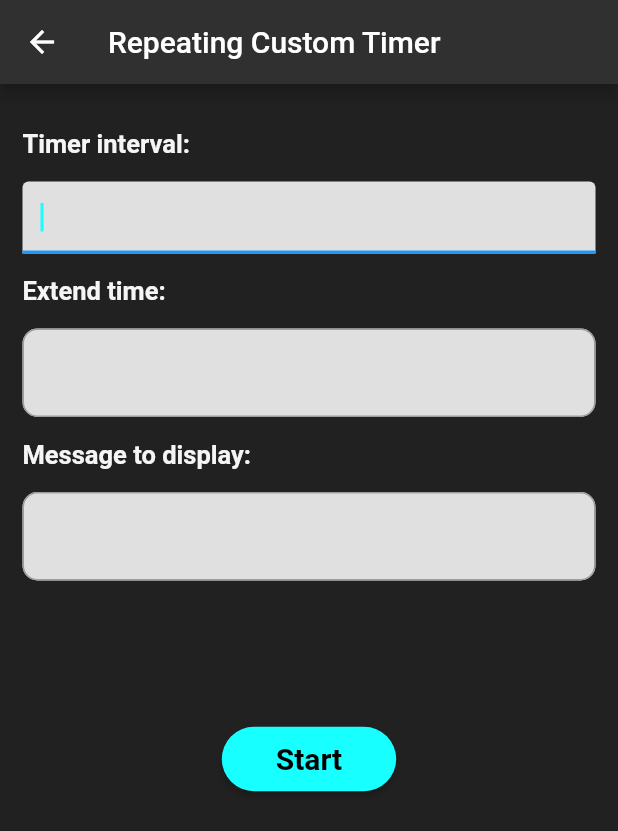
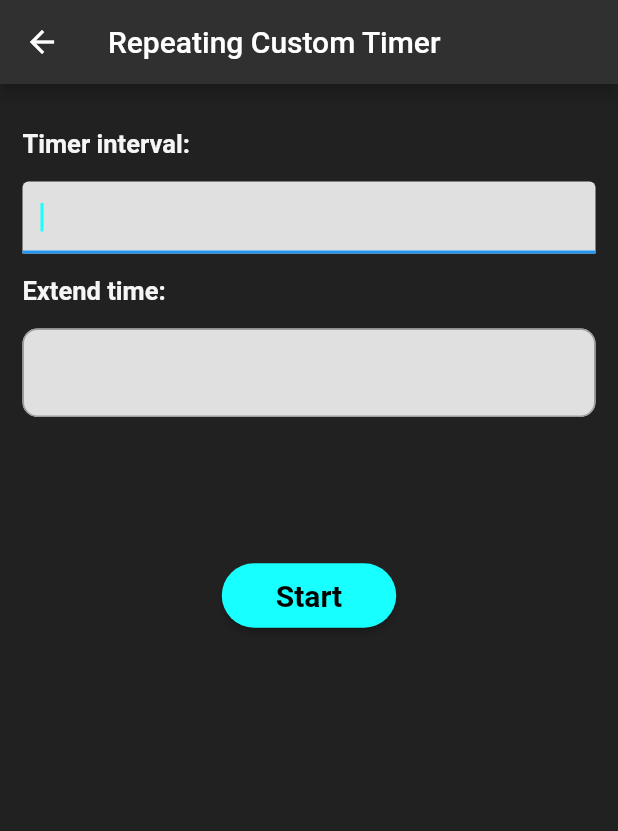
Before and after one commit to rt-terror/custom-snooze-alarm, a Flutter app: the SettingsForm screen opened by its route, on a phone screen of 412 x 824 dp. Shown: the top 831 px of the screen. Run offline on Flutter 3.47's test engine with Material 2 defaults, Android fonts, the phone set to English and light mode, and no system bars; missing offline and left inert: screen.

Commit message:
Remove custom text from settings form

```diff
--- a/lib/settings_form.dart
+++ b/lib/settings_form.dart
@@ -148,35 +148,35 @@ App icons made by Smashicons www.flaticon.com is licensed by CC 3.0 BY
                     },
                   ),
                 ),
-                Row(
-                  children: <Widget>[
-                    SizedBox(width: 15),
-                    Text("Message to display:", style: TextStyle(fontSize: 17, fontWeight: FontWeight.bold, color: Colors.grey[100])),
-                  ],
-                ),
-                Padding(
-                  padding: EdgeInsets.all(15),
-                  child:  TextFormField(
-                    cursorColor: Colors.cyanAccent,
-                    style: TextStyle(color: Colors.black),
-                    controller: messageController,
-                    focusNode: messageFocus,
-                    textInputAction: TextInputAction.done,
-                    onFieldSubmitted: (_) => startCounter(),
-                    decoration: InputDecoration(
-                        filled: true,
-                        fillColor: Colors.grey[300],
-                        enabledBorder: OutlineInputBorder(
-                            borderRadius: BorderRadius.all(
-                                Radius.circular(10)
-                            ),
-                            borderSide: BorderSide(
-                                color: Colors.grey
-                            )
-                        )
-                    ),
-                  )
-                ),
+                // Row(
+                //   children: <Widget>[
+                //     SizedBox(width: 15),
+                //     Text("Message to display:", style: TextStyle(fontSize: 17, fontWeight: FontWeight.bold, color: Colors.grey[100])),
+                //   ],
+                // ),
+                // Padding(
+                //   padding: EdgeInsets.all(15),
+                //   child:  TextFormField(
+                //     cursorColor: Colors.cyanAccent,
+                //     style: TextStyle(color: Colors.black),
+                //     controller: messageController,
+                //     focusNode: messageFocus,
+                //     textInputAction: TextInputAction.done,
+                //     onFieldSubmitted: (_) => startCounter(),
+                //     decoration: InputDecoration(
+                //         filled: true,
+                //         fillColor: Colors.grey[300],
+                //         enabledBorder: OutlineInputBorder(
+                //             borderRadius: BorderRadius.all(
+                //                 Radius.circular(10)
+                //             ),
+                //             borderSide: BorderSide(
+                //                 color: Colors.grey
+                //             )
+                //         )
+                //     ),
+                //   )
+                // ),
                 SizedBox(height: 80),
                 RaisedButton(
                   onPressed: () {
```
